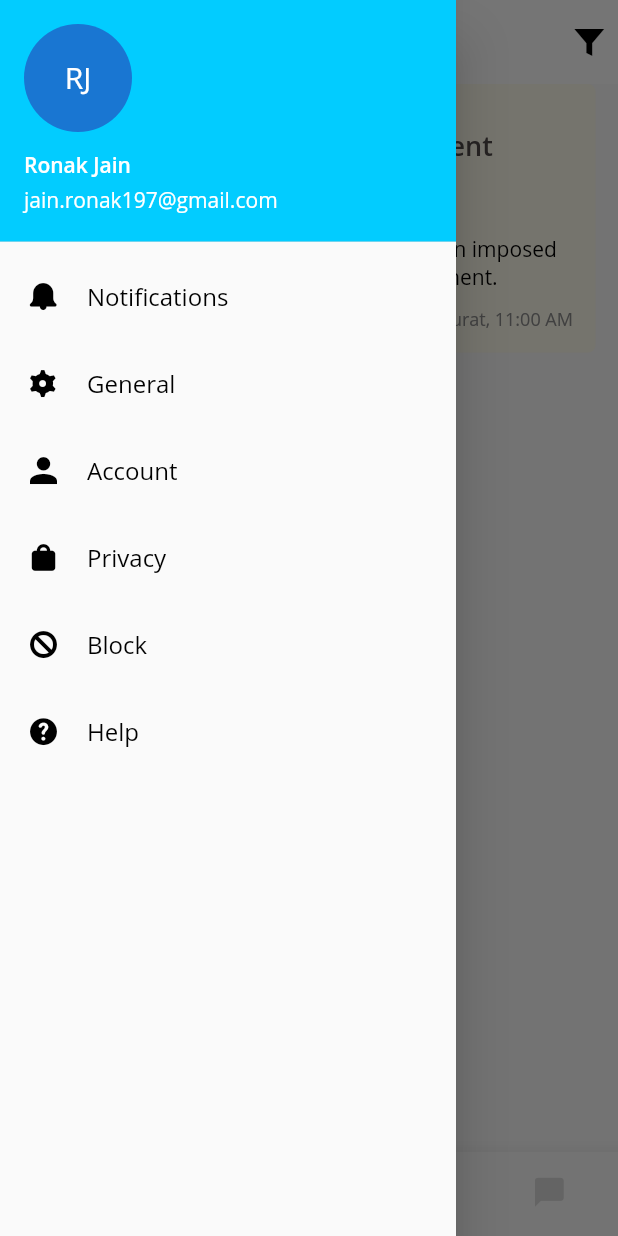
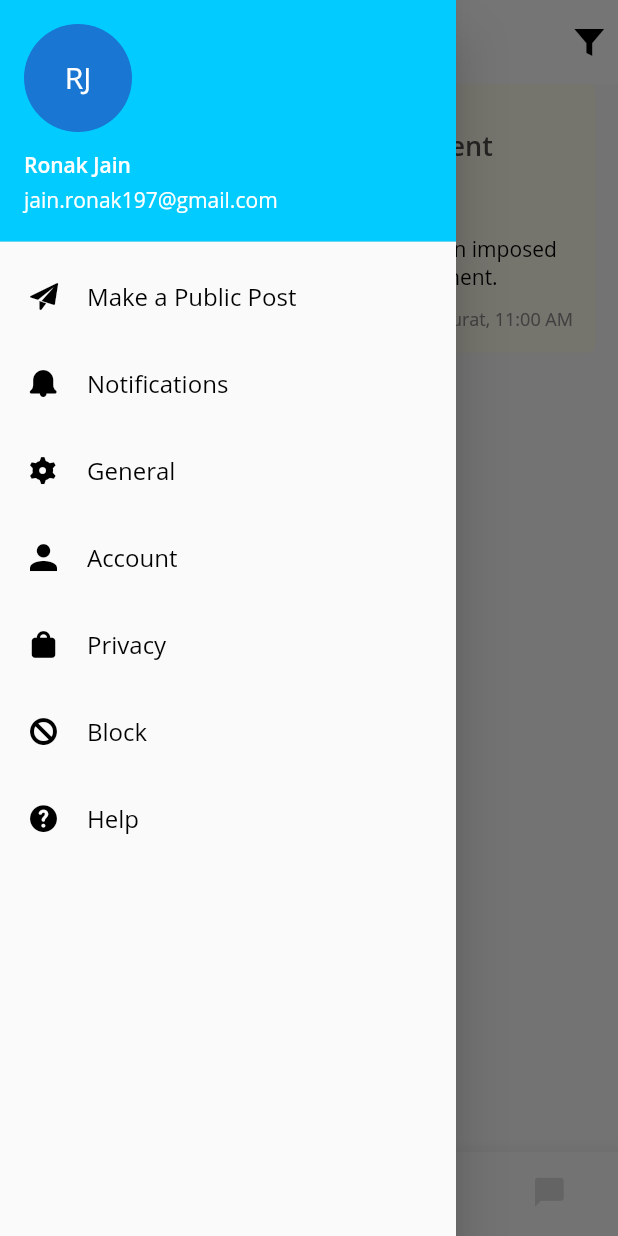
Before and after one commit to ronak197/hamara_prashasan, a Flutter app: the screen it shows after launch, with the side drawer open, on a phone screen of 412 x 824 dp. Run offline on Flutter 3.47's test engine with Material 2 defaults, Android fonts, the phone set to English and light mode, and no system bars; our stand-ins replace flutter_svg, image_picker; missing offline and left inert: flutter_webview_plugin.

Commit message:
Added send post button in drawer and text style changes in main

```diff
--- a/lib/homepage.dart
+++ b/lib/homepage.dart
@@ -1,7 +1,6 @@
 import 'package:flutter/cupertino.dart';
 import 'package:flutter/material.dart';
-
-import 'package:flutter_svg/flutter_svg.dart';
+import 'package:hamaraprashasan/send_post_page.dart';
 
 import 'package:hamaraprashasan/bottom_bar_icons_icons.dart';
 import 'package:hamaraprashasan/app_bar_icons_icons.dart';
@@ -106,6 +105,34 @@ class _HomePageState extends State<HomePage> {
               accountName: Text('Ronak Jain',
                   style: Theme.of(context).textTheme.headline1.copyWith(
                       fontWeight: FontWeight.w600, color: Colors.white)),
+            ),
+            InkWell(
+              onTap: () {
+                Navigator.of(context).push(
+                  MaterialPageRoute(
+                    builder: (context){
+                      return SendPostPage();
+                    }
+                  )
+                );
+              },
+              child: Row(
+                mainAxisAlignment: MainAxisAlignment.start,
+                mainAxisSize: MainAxisSize.max,
+                children: [
+                  Container(
+                      padding: EdgeInsets.all(20.0),
+                      child: Icon(
+                        DrawerIcons.paper_plane,
+                        color: Colors.black,
+                        size: 18.0,
+                      )),
+                  Text(
+                    'Make a Public Post',
+                    style: Theme.of(context).textTheme.headline2,
+                  )
+                ],
+              ),
             ),
             InkWell(
               onTap: () {},
--- a/lib/main.dart
+++ b/lib/main.dart
@@ -1,5 +1,5 @@
 import 'package:flutter/material.dart';
-
+import 'package:hamaraprashasan/send_post_page.dart';
 import 'package:hamaraprashasan/homepage.dart';
 
 void main() => runApp(
--- a/pubspec.yaml
+++ b/pubspec.yaml
@@ -25,6 +25,8 @@ dependencies:
     sdk: flutter
   flutter_webview_plugin: ^0.3.11
   flutter_svg: ^0.17.4
+  image_picker: ^0.6.5+2
+  google_maps_flutter: ^0.5.26+4
 
 
   # The following adds the Cupertino Icons font to your application.
```
Also changed, not shown: pubspec.lock, 1 other file.
